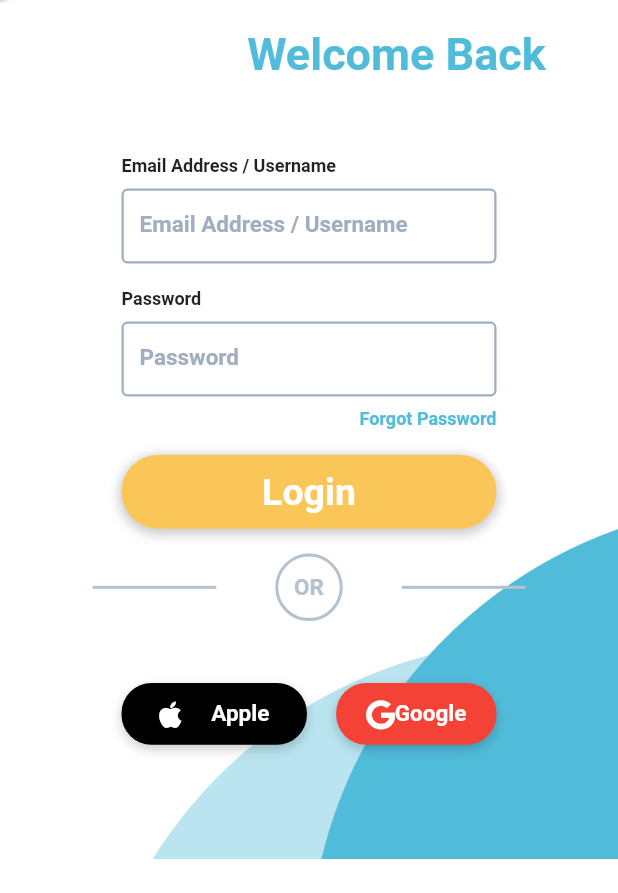
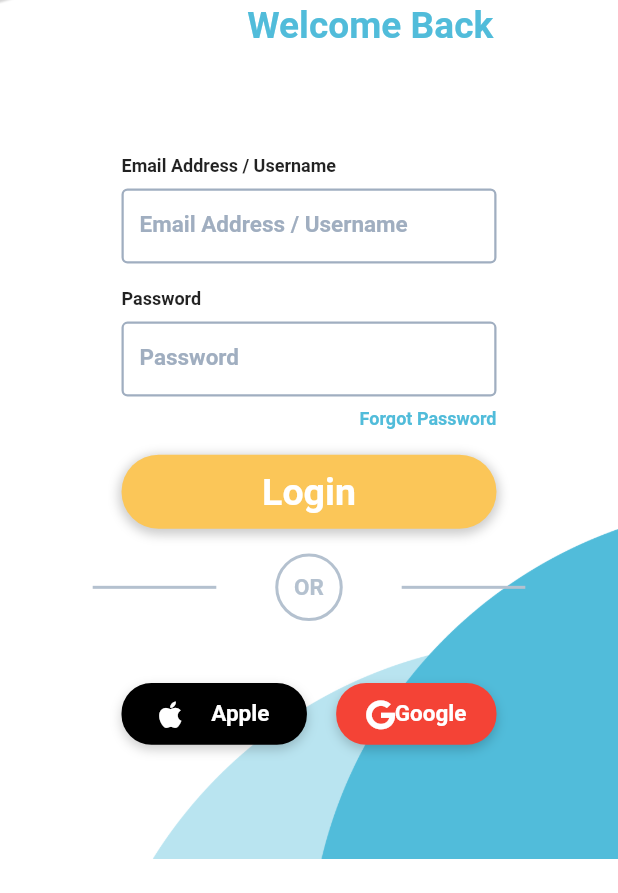
Before and after one commit to petcodeapp/interface-mobile, a Flutter app: the screen it shows after launch, after a tap on "Login", on a phone screen of 412 x 824 dp, the part 343-1236 px from its top. Run offline on Flutter 3.47's test engine with Material 2 defaults, Android fonts, the phone set to English and light mode, and no system bars; our stand-ins replace bottom_navy_bar, cached_network_image, carousel_slider, cloud_firestore, dio, dots_indicator and 17 more; missing offline and left inert: slimy_card; accounts and stored records are empty; statements that could not run were skipped.

Commit message:
:bug: login screen welcome text fix

```diff
--- a/lib/screens/auth/login_screen.dart
+++ b/lib/screens/auth/login_screen.dart
@@ -85,14 +85,11 @@ class _LoginScreenState extends State<LoginScreen> {
                   ),
                 ),
                 Positioned(
-                    top: height * 0.3,
+                    top: height * 0.28,
                     left: width * 0.4,
                     child: Text(
                       'Welcome Back',
-                      style: TextStyle(
-                          color: StyleConstants.blue,
-                          fontSize: 30.0,
-                          fontWeight: FontWeight.bold),
+                      style: StyleConstants.blueTitleTextLarge,
                     )),
                 Positioned(
                   bottom: height * 0.12,
--- a/lib/utils/style_constants.dart
+++ b/lib/utils/style_constants.dart
@@ -273,6 +273,12 @@ class StyleConstants {
     fontWeight: FontWeight.w600,
   );
 
+  static TextStyle blueTitleTextLarge = new TextStyle(
+    color: blue,
+    fontSize: width * 0.06,
+    fontWeight: FontWeight.w700,
+  );
+
   static TextStyle blueDescriptionText = new TextStyle(
     color: blue,
     fontSize: width * 0.04,
```
